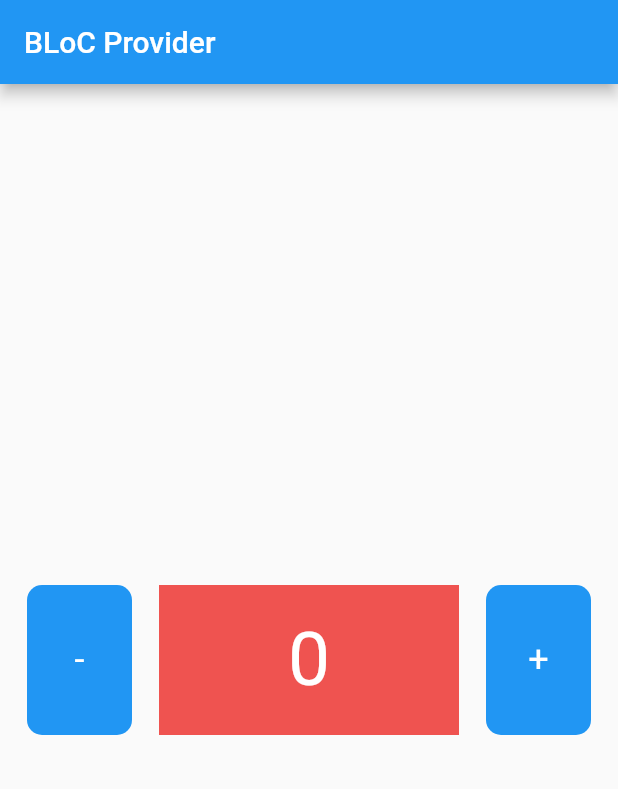
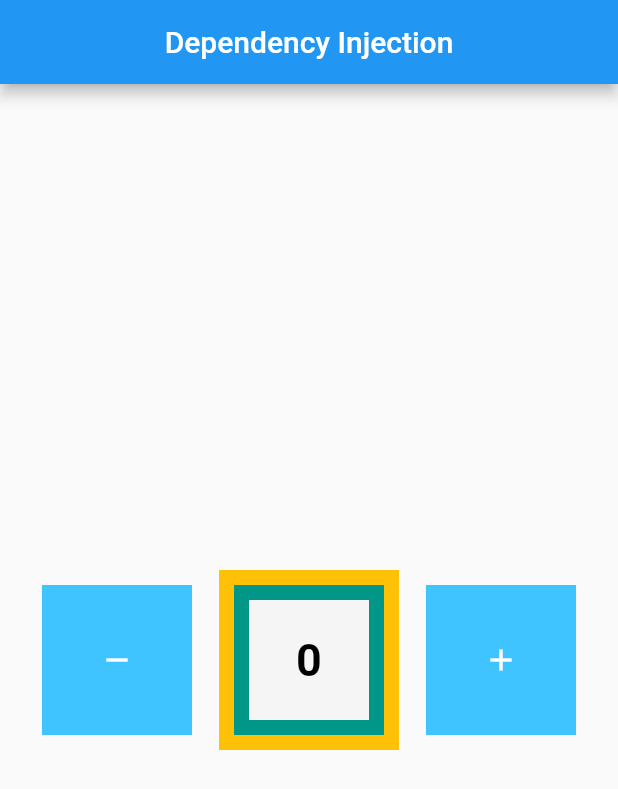
Before and after one commit to tamathecxder/learn_BLoC, a Flutter app: the screen it shows after launch, on a phone screen of 412 x 824 dp. Shown: the top 789 px of the screen. Run offline on Flutter 3.47's test engine with Material 2 defaults, Android fonts, the phone set to English and light mode, and no system bars; our stand-ins replace bloc, flutter_bloc.

Commit message:
Menggunakan dependency injection pada studi kasus counter app

```diff
--- a/lib/bloc/counter.dart
+++ b/lib/bloc/counter.dart
@@ -1,23 +1,24 @@
 import 'package:bloc/bloc.dart';
-import 'package:flutter/cupertino.dart';
 
 class Counter extends Cubit<int> {
   Counter({this.init = 0}) : super(init);
 
   int init;
 
-  increment() => emit(state + 1);
-  decrement() => emit(state - 1);
+  void decrement() => emit(state - 1);
+  void increment() => emit(state + 1);
 
   @override
   void onChange(Change<int> change) {
+    // TODO: implement onChange
     super.onChange(change);
-    debugPrint(change.toString());
+    print(change);
   }
 
   @override
   void onError(Object error, StackTrace stackTrace) {
+    // TODO: implement onError
     super.onError(error, stackTrace);
-    debugPrint(error.toString());
+    print(error);
   }
 }
--- a/lib/main.dart
+++ b/lib/main.dart
@@ -14,7 +14,8 @@ class MyApp extends StatelessWidget {
   Widget build(BuildContext context) {
     return BlocProvider(
       create: (context) => Counter(),
-      child: const MaterialApp(
+      child: MaterialApp(
+        debugShowCheckedModeBanner: false,
         home: HomePage(),
       ),
     );
--- a/lib/pages/home.dart
+++ b/lib/pages/home.dart
@@ -1,73 +1,61 @@
 import 'package:flutter/material.dart';
 import 'package:flutter_bloc/flutter_bloc.dart';
 import 'package:learn_bloc/bloc/counter.dart';
-import 'package:learn_bloc/widgets/container_widget.dart';
+import 'package:learn_bloc/widgets/amber.dart';
 
 class HomePage extends StatelessWidget {
-  const HomePage({super.key});
+  HomePage({super.key});
 
   @override
   Widget build(BuildContext context) {
-    Counter state = BlocProvider.of<Counter>(context);
-
+    Counter counter = BlocProvider.of<Counter>(context);
     return Scaffold(
       appBar: AppBar(
-        title: const Text("BLoC Provider"),
+        title: const Text("Dependency Injection"),
+        centerTitle: true,
       ),
-      body: Column(
-        mainAxisAlignment: MainAxisAlignment.center,
-        children: [
-          Row(
+      body: Center(
+        child: Padding(
+          padding: const EdgeInsets.symmetric(horizontal: 10.0),
+          child: Row(
             mainAxisAlignment: MainAxisAlignment.spaceEvenly,
             children: [
               Material(
-                color: Colors.blue,
-                borderRadius: BorderRadius.circular(10),
+                color: Colors.lightBlueAccent,
                 child: InkWell(
                   onTap: () {
-                    state.decrement();
+                    counter.decrement();
                   },
                   child: const SizedBox(
+                    width: 100,
                     height: 100,
-                    width: 70,
-                    child: Center(
-                      child: Text(
-                        "-",
-                        style: TextStyle(
-                          color: Colors.white,
-                          fontSize: 24,
-                        ),
-                      ),
+                    child: Icon(
+                      Icons.remove,
+                      color: Colors.white,
                     ),
                   ),
                 ),
               ),
-              const ContainerWidget(),
+              const AmberWidget(),
               Material(
-                color: Colors.blue,
-                borderRadius: BorderRadius.circular(10),
+                color: Colors.lightBlueAccent,
                 child: InkWell(
                   onTap: () {
-                    state.increment();
+                    counter.increment();
                   },
                   child: const SizedBox(
+                    width: 100,
                     height: 100,
-                    width: 70,
-                    child: Center(
-                      child: Text(
-                        "+",
-                        style: TextStyle(
-                          color: Colors.white,
-                          fontSize: 24,
-                        ),
-                      ),
+                    child: Icon(
+                      Icons.add,
+                      color: Colors.white,
                     ),
                   ),
                 ),
               ),
             ],
           ),
-        ],
+        ),
       ),
     );
   }
--- /dev/null
+++ b/lib/widgets/amber.dart
@@ -0,0 +1,18 @@
+import 'package:flutter/material.dart';
+import 'package:learn_bloc/widgets/teal.dart';
+
+class AmberWidget extends StatelessWidget {
+  const AmberWidget({
+    Key? key,
+  }) : super(key: key);
+
+  @override
+  Widget build(BuildContext context) {
+    return Container(
+      color: Colors.amber[500],
+      width: 120,
+      height: 120,
+      child: const TealWidget(),
+    );
+  }
+}
--- a/lib/widgets/center_widget.dart
+++ /dev/null
@@ -1,27 +0,0 @@
-import 'package:flutter/material.dart';
-import 'package:flutter_bloc/flutter_bloc.dart';
-import 'package:learn_bloc/bloc/counter.dart';
-
-class CenterWidget extends StatelessWidget {
-  const CenterWidget({super.key});
-
-  @override
-  Widget build(BuildContext context) {
-    Counter state = BlocProvider.of<Counter>(context);
-
-    return Center(
-      child: BlocBuilder(
-        bloc: state,
-        builder: (context, state) {
-          return Text(
-            state.toString(),
-            style: const TextStyle(
-              fontSize: 50,
-              color: Colors.white,
-            ),
-          );
-        },
-      ),
-    );
-  }
-}
--- /dev/null
+++ b/lib/widgets/center_wrapper.dart
@@ -0,0 +1,15 @@
+import 'package:flutter/material.dart';
+import 'package:learn_bloc/widgets/data_text.dart';
+
+class CenterWrapper extends StatelessWidget {
+  const CenterWrapper({
+    Key? key,
+  }) : super(key: key);
+
+  @override
+  Widget build(BuildContext context) {
+    return const Center(
+      child: DataText(),
+    );
+  }
+}
--- a/lib/widgets/container_widget.dart
+++ /dev/null
@@ -1,18 +0,0 @@
-// ignore: must_be_immutable
-import 'package:flutter/material.dart';
-import 'package:learn_bloc/bloc/counter.dart';
-import 'package:learn_bloc/widgets/center_widget.dart';
-
-class ContainerWidget extends StatelessWidget {
-  const ContainerWidget({super.key});
-
-  @override
-  Widget build(BuildContext context) {
-    return Container(
-      color: Colors.red[400],
-      height: 100,
-      width: 200,
-      child: const CenterWidget(),
-    );
-  }
-}
--- /dev/null
+++ b/lib/widgets/data_text.dart
@@ -0,0 +1,27 @@
+import 'package:flutter/material.dart';
+import 'package:flutter_bloc/flutter_bloc.dart';
+import 'package:learn_bloc/bloc/counter.dart';
+
+class DataText extends StatelessWidget {
+  const DataText({
+    Key? key,
+  }) : super(key: key);
+
+  @override
+  Widget build(BuildContext context) {
+    Counter counter = context.read<Counter>();
+    return BlocBuilder(
+      bloc: counter,
+      builder: (context, state) {
+        return Text(
+          '$state',
+          style: TextStyle(
+            color: Colors.black,
+            fontWeight: FontWeight.bold,
+            fontSize: 30,
+          ),
+        );
+      },
+    );
+  }
+}
--- /dev/null
+++ b/lib/widgets/grey.dart
@@ -0,0 +1,19 @@
+import 'package:flutter/material.dart';
+import 'package:learn_bloc/widgets/center_wrapper.dart';
+
+class GreyWidget extends StatelessWidget {
+  const GreyWidget({
+    Key? key,
+  }) : super(key: key);
+
+  @override
+  Widget build(BuildContext context) {
+    return Container(
+      margin: const EdgeInsets.all(10),
+      color: Colors.grey[100],
+      width: 80,
+      height: 100,
+      child: CenterWrapper(),
+    );
+  }
+}
--- /dev/null
+++ b/lib/widgets/teal.dart
@@ -0,0 +1,19 @@
+import 'package:flutter/material.dart';
+import 'package:learn_bloc/widgets/grey.dart';
+
+class TealWidget extends StatelessWidget {
+  const TealWidget({
+    Key? key,
+  }) : super(key: key);
+
+  @override
+  Widget build(BuildContext context) {
+    return Container(
+      margin: const EdgeInsets.all(10),
+      color: Colors.teal,
+      width: 100,
+      height: 100,
+      child: const GreyWidget(),
+    );
+  }
+}
```
